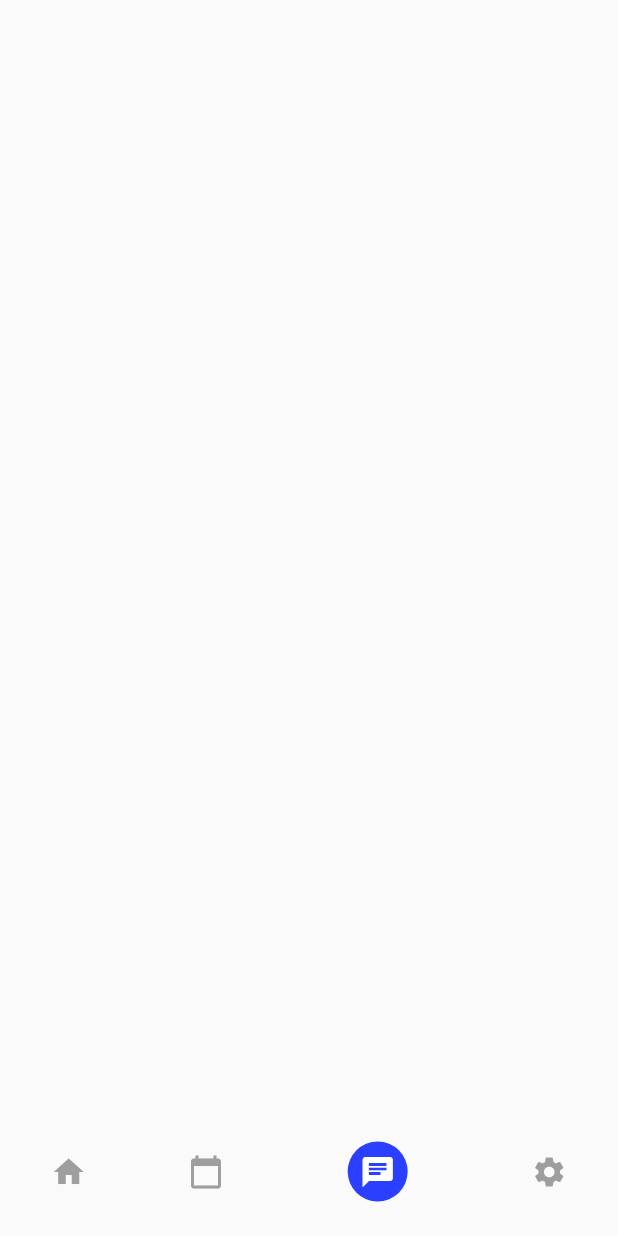
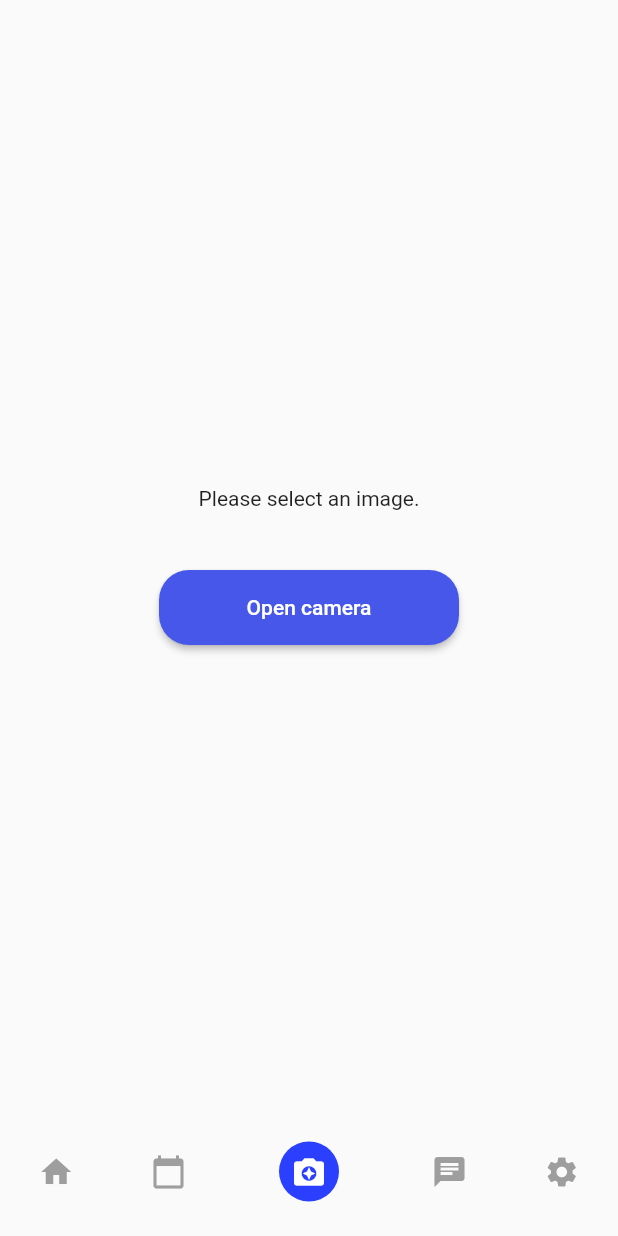
Before and after one commit to sealnext/DermoSkin, a Flutter app: the screen it shows once a user with an empty profile is signed in, item 3 of the bottom bar chosen, on a phone screen of 412 x 824 dp. Run offline on Flutter 3.47's test engine with Material 2 defaults, Android fonts, the phone set to English and light mode, and no system bars; our stand-ins replace cloud_firestore, firebase_auth, firebase_core, flutter_typeahead, google_sign_in, image_picker; accounts and stored records are empty; network calls fail.

Commit message:
Added camera scan page

```diff
--- /dev/null
+++ b/lib/ui/pages/camera/camera.dart
@@ -0,0 +1,60 @@
+import 'dart:io';
+import 'package:flutter/material.dart';
+import 'package:image_picker/image_picker.dart';
+
+class CameraPage extends StatefulWidget {
+  const CameraPage({super.key});
+
+  @override
+  _CameraPageState createState() => _CameraPageState();
+}
+
+class _CameraPageState extends State<CameraPage> {
+  File? _image;
+
+  Future<void> _getImage() async {
+    final picker = ImagePicker();
+    final pickedFile = await picker.pickImage(source: ImageSource.camera);
+
+    setState(() {
+      if (pickedFile != null) {
+        _image = File(pickedFile.path);
+      } else {
+        print('Please select an image');
+      }
+    });
+  }
+
+  @override
+  Widget build(BuildContext context) {
+    return Scaffold(
+      body: Center(
+        child: Column(
+          mainAxisAlignment: MainAxisAlignment.center,
+          children: <Widget>[
+            _image == null
+                ? const Text('Please select an image.')
+                : Image.file(_image!),
+            const SizedBox(
+              height: 40,
+            ),
+            ElevatedButton(
+              onPressed: _getImage,
+              style: ElevatedButton.styleFrom(
+                backgroundColor:
+                    const Color(0xFF4757E9), // Set the background color here
+                minimumSize: const Size(200, 50),
+                shape: RoundedRectangleBorder(
+                  borderRadius:
+                      BorderRadius.circular(20), // Set the border radius
+                ),
+              ),
+              child: const Text("Open camera"),
+            ),
+            // Adăugați aici butonul de upload sau orice altă logică pe care o doriți
+          ],
+        ),
+      ),
+    );
+  }
+}
--- a/lib/ui/pages/navigator_page.dart
+++ b/lib/ui/pages/navigator_page.dart
@@ -1,6 +1,7 @@
 import 'package:flutter/material.dart';
 import 'package:dermo/utils/constants.dart';
 
+import 'camera/camera.dart';
 import 'home/chat_page.dart';
 import 'home/home_page.dart';
 import 'home/appointments_page.dart';
@@ -19,6 +20,7 @@ class _NavigationState extends State<Navigation> {
   final List<Widget> _pages = [
     const HomePage(),
     const Appointments(),
+    const CameraPage(),
     const Chat(),
     const Settings(),
     // Al patrulea item este pentru sign out, deci nu avem o pagină pentru el.
@@ -69,14 +71,19 @@ class _NavigationState extends State<Navigation> {
             activeIcon: _buildIcon(Icons.calendar_today, 1),
           ),
           BottomNavigationBarItem(
-            icon: _buildIcon(Icons.chat, 2),
+            icon: _buildIcon(Icons.camera_alt_sharp, 2),
             label: '',
-            activeIcon: _buildIcon(Icons.chat, 2),
+            activeIcon: _buildIcon(Icons.camera_enhance, 2),
           ),
           BottomNavigationBarItem(
-            icon: _buildIcon(Icons.settings, 3),
+            icon: _buildIcon(Icons.chat, 3),
             label: '',
-            activeIcon: _buildIcon(Icons.settings, 3),
+            activeIcon: _buildIcon(Icons.chat, 3),
+          ),
+          BottomNavigationBarItem(
+            icon: _buildIcon(Icons.settings, 4),
+            label: '',
+            activeIcon: _buildIcon(Icons.settings, 4),
           ),
         ],
       ),
--- a/pubspec.yaml
+++ b/pubspec.yaml
@@ -44,7 +44,8 @@ dependencies:
   flutter_chat_ui: ^1.6.9
   flutter_firebase_chat_core: ^1.6.7
   flutter_typeahead: ^4.6.2
-
+  camera: ^0.10.5+3
+  image_picker: ^1.0.2
 
 dev_dependencies:
   flutter_test:
```
Also changed, not shown: lib/ui/pages/home/home_page.dart (+4 -27 lines), pubspec.lock, 3 other files.
